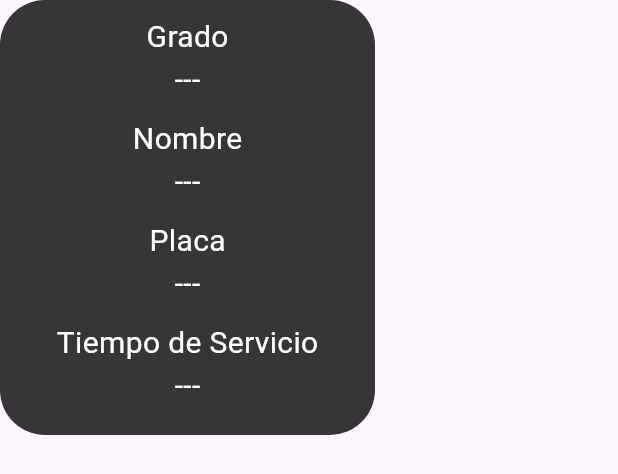
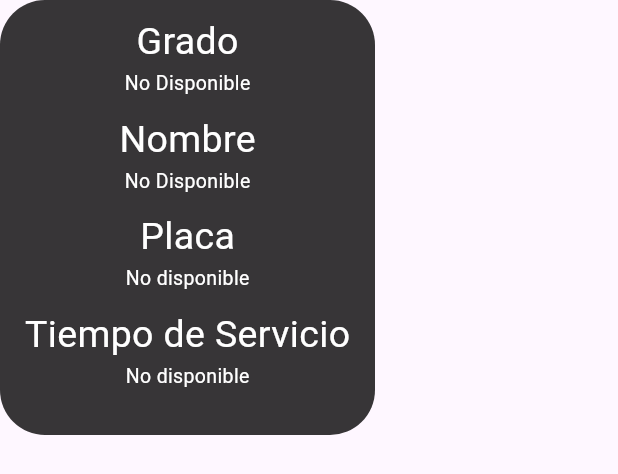
Before and after one commit to julio763284/Proyecto-06-oct-2025, a Flutter app: the HomeviewSuccess widget shown alone on an empty page, opened directly, on a phone screen of 412 x 824 dp. Shown: the top 474 px of the screen. Run offline on Flutter 3.47's test engine with Material 3 defaults, Android fonts, the phone set to English and light mode, and no system bars; our stand-ins replace bloc, dio, flutter_bloc; network calls fail.

Commit message:
Deje funcional home page

```diff
--- a/forms/lib/Homepage.dart
+++ b/forms/lib/Homepage.dart
@@ -1,12 +1,17 @@
 import 'package:flutter/material.dart';
 import 'package:flutter_bloc/flutter_bloc.dart';
+import 'package:forms/presentacion/cubit/cubithomepage.dart';
+import 'package:forms/presentacion/cubit/estadoshomepage.dart';
+import 'package:forms/presentacion/widgets/failure.dart';
 
 class HomePage extends StatelessWidget {
   const HomePage({super.key});
 
   @override
   Widget build(BuildContext context) {
-    return Scaffold(
+    return BlocProvider(
+      create: (context) => LogicaHomepage()..pedirdatos(),
+      child: Scaffold(
         body: Stack(
           children: [
             Positioned(
@@ -15,8 +20,14 @@ class HomePage extends StatelessWidget {
               left: 0.0,
               right: 0.0,
               child: Container(
-            decoration: BoxDecoration(image: DecorationImage(image: AssetImage("FondoHomepage02redi.jpg"), fit: BoxFit.cover, opacity: 0.8)),
-            )
+                decoration: BoxDecoration(
+                  image: DecorationImage(
+                    image: AssetImage("FondoHomepage02redi.jpg"),
+                    fit: BoxFit.cover,
+                    opacity: 0.8,
+                  ),
+                ),
+              ),
             ),
             Positioned(
               top: 20.0,
@@ -26,33 +37,67 @@ class HomePage extends StatelessWidget {
               child: Container(
                 height: 100.0,
                 width: 100.0,
-            decoration: BoxDecoration(borderRadius: BorderRadius.circular(30.0), color: Color.fromARGB(100, 0, 0, 0)),
+                decoration: BoxDecoration(
+                  borderRadius: BorderRadius.circular(30.0),
+                  color: Color.fromARGB(100, 0, 0, 0),
+                ),
                 child: Column(
                   children: [
                     SizedBox(height: 40.0),
-                Text("AGENTE DE CARABINEROS" , style: TextStyle(fontStyle: FontStyle.italic, fontSize: 35.0, color: Colors.white)),
+                    Text(
+                      "AGENTE DE CARABINEROS",
+                      style: TextStyle(
+                        fontStyle: FontStyle.italic,
+                        fontSize: 35.0,
+                        color: Colors.white,
+                      ),
+                    ),
                     SizedBox(height: 5.0),
                     Container(
                       width: 120,
                       height: 120,
-                  decoration: BoxDecoration(borderRadius: BorderRadius.circular(360.0), image: DecorationImage(image: AssetImage("Reservistaredimensionado.jpg"), fit: BoxFit.cover)),
+                      decoration: BoxDecoration(
+                        borderRadius: BorderRadius.circular(360.0),
+                        image: DecorationImage(
+                          image: AssetImage("Reservistaredimensionado.jpg"),
+                          fit: BoxFit.cover,
+                        ),
+                      ),
                     ),
                     SizedBox(height: 10.0),
-                HomeviewLoading()
+                    BlocBuilder<LogicaHomepage, Estadoshomepage>(
+                      builder: (context, state) {
+                        if (state is LoadingHomepage) {
+                          return HomeviewLoading();
+                        } else if (state is ExitosoHomepage) {
+                          return HomeviewSuccess(grado: state.grado,nombre: state.nombre, placa: state.placa,tiempodeservicio: state.tiempodeServicio,);
+                        } else {
+                          return (Failure());
+                        }
+                      },
+                    ),
                   ],
                 ),
-          )
-          )
+              ),
+            ),
           ],
+        ),
       ),
     );
   }
 }
 
-
 class HomeviewSuccess extends StatelessWidget {
+  final String? grado;
+  final String? nombre;
+  final String? placa;
+  final String? tiempodeservicio;
   const HomeviewSuccess({
     super.key,
+    this.grado,
+    this.nombre,
+    this.placa,
+    this.tiempodeservicio,
   });
 
   @override
@@ -60,21 +105,39 @@ class HomeviewSuccess extends StatelessWidget {
     return Container(
       width: 250.0,
       height: 290.0,
-      decoration: BoxDecoration(borderRadius: BorderRadius.circular(30.0), color: Color.fromARGB(200, 0, 0, 0)),
+      decoration: BoxDecoration(
+        borderRadius: BorderRadius.circular(30.0),
+        color: Color.fromARGB(200, 0, 0, 0),
+      ),
       child: Column(
         children: [
-          SizedBox(height: 10.0,),
-          Text("Grado" , style: TextStyle(color: Colors.white, fontSize: 20.0),),
-          Text("---" , style: TextStyle(color: Colors.white, fontSize: 20.0),),
-          SizedBox(height: 10.0,),
-          Text("Nombre" , style: TextStyle(color: Colors.white, fontSize: 20.0),),
-          Text("---" , style: TextStyle(color: Colors.white, fontSize: 20.0),),
-          SizedBox(height: 10.0,),
-          Text("Placa" , style: TextStyle(color: Colors.white, fontSize: 20.0),),
-          Text("---" , style: TextStyle(color: Colors.white, fontSize: 20.0),),
-          SizedBox(height: 10.0,),
-          Text("Tiempo de Servicio" , style: TextStyle(color: Colors.white, fontSize: 20.0),),
-          Text("---" , style: TextStyle(color: Colors.white, fontSize: 20.0),),
+          SizedBox(height: 10.0),
+          Text("Grado", style: TextStyle(color: Colors.white, fontSize: 25.0)),
+          Text(
+            grado ?? "No Disponible",
+            style: TextStyle(color: Colors.white, fontSize: 13.0),
+          ),
+          SizedBox(height: 10.0),
+          Text("Nombre", style: TextStyle(color: Colors.white, fontSize: 25.0)),
+          Text(
+            nombre ?? "No Disponible",
+            style: TextStyle(color: Colors.white, fontSize: 13.0),
+          ),
+          SizedBox(height: 10.0),
+          Text("Placa", style: TextStyle(color: Colors.white, fontSize: 25.0)),
+          Text(
+            placa ?? "No disponible",
+            style: TextStyle(color: Colors.white, fontSize: 13.0),
+          ),
+          SizedBox(height: 10.0),
+          Text(
+            "Tiempo de Servicio",
+            style: TextStyle(color: Colors.white, fontSize: 25.0),
+          ),
+          Text(
+            tiempodeservicio ?? "No disponible",
+            style: TextStyle(color: Colors.white, fontSize: 13.0),
+          ),
         ],
       ),
     );
@@ -82,26 +145,30 @@ class HomeviewSuccess extends StatelessWidget {
 }
 
 class HomeviewLoading extends StatelessWidget {
-  const HomeviewLoading({
-    super.key,
-  });
+  const HomeviewLoading({super.key});
 
   @override
   Widget build(BuildContext context) {
     return Container(
       width: 300.0,
       height: 300.0,
-      decoration: BoxDecoration(borderRadius: BorderRadius.circular(30.0), color: Color.fromARGB(200, 0, 0, 0)),
+      decoration: BoxDecoration(
+        borderRadius: BorderRadius.circular(30.0),
+        color: Color.fromARGB(200, 0, 0, 0),
+      ),
       child: Column(
         mainAxisAlignment: MainAxisAlignment.center,
         children: [
-          Text("Cargando..." , style: TextStyle(color: Colors.white, fontSize: 30.0)),
-          SizedBox(height: 50.0,),
+          Text(
+            "Cargando...",
+            style: TextStyle(color: Colors.white, fontSize: 30.0),
+          ),
+          SizedBox(height: 50.0),
           Container(
             height: 80,
             width: 80,
-              child: CircularProgressIndicator(color: Colors.white,),
-          )
+            child: CircularProgressIndicator(color: Colors.white),
+          ),
         ],
       ),
     );
```
Also changed, not shown: forms/lib/presentacion/cubit/cubithomepage.dart (+15 -4 lines), forms/lib/presentacion/cubit/estadoshomepage.dart (+1 -6 lines), forms/lib/presentacion/models/Agente.dart (+13 -0 lines). Lines whose indentation alone changed are shown as unchanged.
